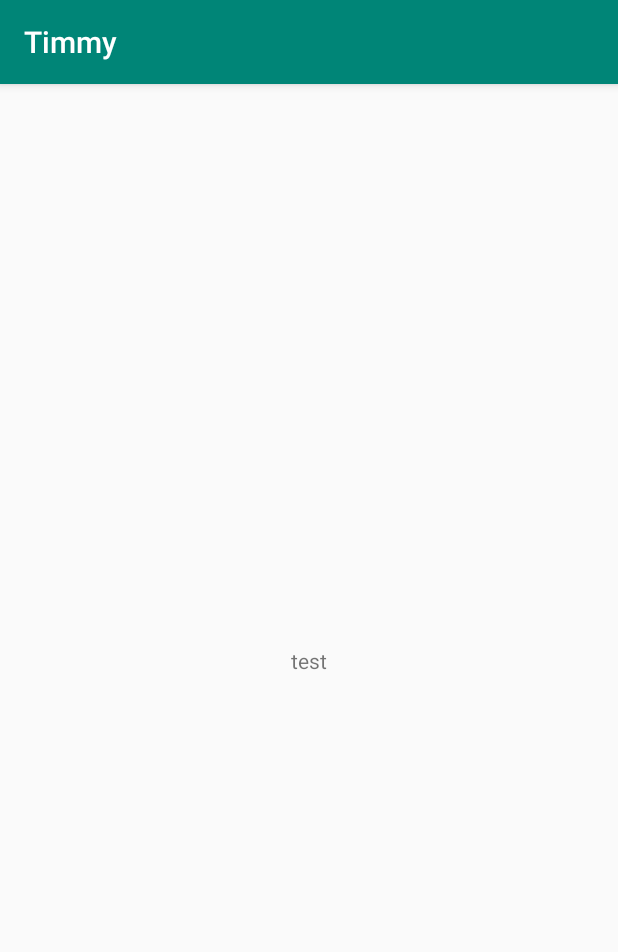
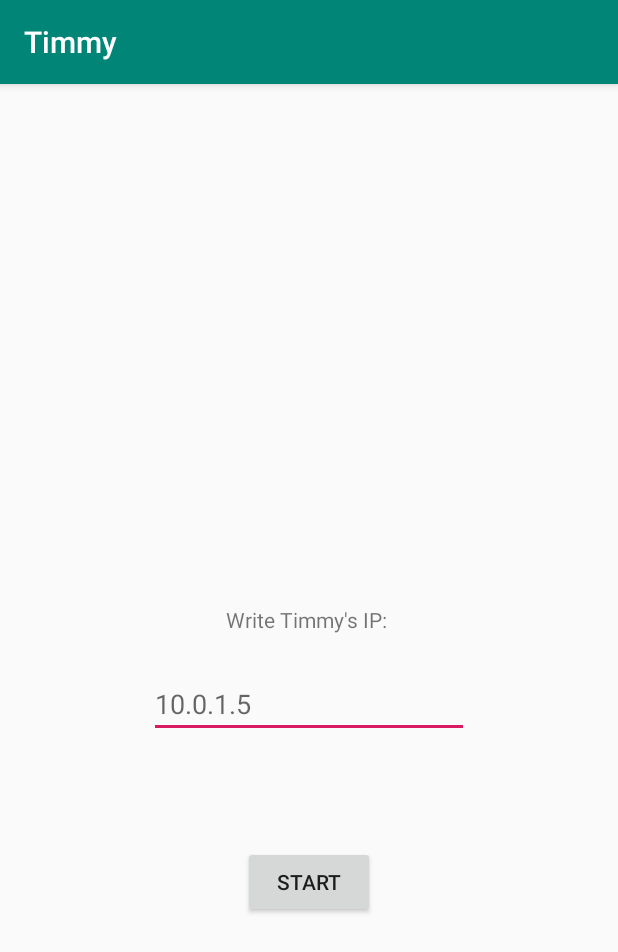
Before and after one commit to jserrats/timmy, an Android app: the screen it shows after launch (MainActivity), on a phone screen of 412 x 824 dp. Shown: the top 952 px of the screen. Run offline under Robolectric (Android 15) with nearby library versions, the phone set to English and light mode, and no system bars.

Commit message:
app is now functional

```diff
--- a/app/build.gradle
+++ b/app/build.gradle
@@ -22,6 +22,7 @@ dependencies {
     implementation fileTree(dir: 'libs', include: ['*.jar'])
     implementation 'com.android.support:appcompat-v7:28.0.0'
     implementation 'com.android.support.constraint:constraint-layout:1.1.3'
+    implementation 'com.android.support:design:28.0.0'
     testImplementation 'junit:junit:4.12'
     androidTestImplementation 'com.android.support.test:runner:1.0.2'
     androidTestImplementation 'com.android.support.test.espresso:espresso-core:3.0.2'
--- a/app/src/main/java/com/example/timmy/MainActivity.java
+++ /dev/null
@@ -1,48 +0,0 @@
-package com.example.timmy;
-
-import android.support.v7.app.AppCompatActivity;
-import android.os.Bundle;
-import android.util.Log;
-import android.view.MotionEvent;
-import android.widget.TextView;
-
-import java.io.IOException;
-
-
-public class MainActivity extends AppCompatActivity {
-
-    TextView textView;
-    RCSocket rcSocket;
-
-    @Override
-    protected void onCreate(Bundle savedInstanceState) {
-        super.onCreate(savedInstanceState);
-        setContentView(R.layout.activity_main);
-        textView = findViewById(R.id.display);
-        try {
-            rcSocket = new RCSocket();
-        } catch (IOException e) {
-            e.printStackTrace();
-        }
-
-        new TimmyUpdater().execute(rcSocket);
-
-    }
-
-    @Override
-    public boolean onGenericMotionEvent(MotionEvent event) {
-        String info = "LY: " + Float.toString(event.getY()) + "\nRY: " + Float.toString(event.getAxisValue(MotionEvent.AXIS_RZ));
-        textView.setText(info);
-        new TimmyUpdater().execute(rcSocket);
-        return super.onGenericMotionEvent(event);
-    }
-
-   // private void updateUI()
-/*
-
-    private byte[] filterInput(float input) {
-        if (input == 0){
-
-        }
-    }*/
-}
--- a/app/src/main/java/com/example/timmy/RCSocket.java
+++ /dev/null
@@ -1,35 +0,0 @@
-package com.example.timmy;
-
-import java.io.IOException;
-import java.net.*;
-
-import android.util.Log;
-
-public class RCSocket {
-
-    private DatagramSocket socket;
-    private InetAddress ip;
-    private final int port = 1234;
-
-
-    public RCSocket() throws SocketException, UnknownHostException {
-        socket = new DatagramSocket();
-        ip = InetAddress.getByName("10.0.1.15");
-        //ip = InetAddress.getByName("10.0.0.2");
-    }
-
-    public void send_info(byte[] info) throws IOException {
-        socket.send(new DatagramPacket(info, 100, ip, port));
-        Log.d("important", "info sent");
-    }
-
-
-    /*
-     * Each update sent contains 4 bytes.
-     * RY forward
-     * RY backward
-     * LY forward
-     * LY backward
-     *
-     * */
-}
--- a/app/src/main/java/com/example/timmy/TimmyUpdater.java
+++ /dev/null
@@ -1,42 +0,0 @@
-package com.example.timmy;
-
-import android.os.AsyncTask;
-import android.support.v4.content.res.TypedArrayUtils;
-
-import java.io.IOException;
-import java.util.Arrays;
-
-public class TimmyUpdater extends AsyncTask<RCSocket, Void, Void> {
-
-
-    @Override
-    protected void onPreExecute() {
-        super.onPreExecute();
-
-    }
-
-    @Override
-    protected Void doInBackground(RCSocket... rcSocket) {
-        try {
-            //byte[] test = new byte[]{(byte) 'a', (byte) 'a', (byte) 'a', (byte) 'b'};
-            // byte[] test = new byte[]{(byte) 0xFF, 0, (byte) 0xFF, 0};
-            byte[] packet = new byte[100];
-            Arrays.fill(packet, (byte) 0);
-
-            packet[0] = (byte)0xFF;
-            packet[1] = (byte)0x00;
-            packet[2] = (byte)0xFF;
-            packet[3] = (byte)0x00;
-
-            rcSocket[0].send_info(packet);
-        } catch (IOException e) {
-            e.printStackTrace();
-        }
-        return null;
-    }
-
-    @Override
-    protected void onPostExecute(Void result) {
-        super.onPostExecute(result);
-    }
-}
--- /dev/null
+++ b/app/src/main/java/xyz/jserrats/timmy/MainActivity.java
@@ -0,0 +1,36 @@
+package xyz.jserrats.timmy;
+
+import android.content.Intent;
+import android.support.v7.app.AppCompatActivity;
+import android.os.Bundle;
+import android.view.View;
+import android.widget.Button;
+import android.widget.TextView;
+
+import com.example.timmy.R;
+
+
+public class MainActivity extends AppCompatActivity {
+
+    Button button;
+    TextView timmyIp;
+
+
+    @Override
+    protected void onCreate(Bundle savedInstanceState) {
+        super.onCreate(savedInstanceState);
+
+        setContentView(R.layout.activity_main);
+
+        timmyIp = findViewById(R.id.timmyIp);
+        button = findViewById(R.id.test);
+    }
+
+    protected void startDriving(View view) {
+        String ip= timmyIp.getText().toString();
+        Intent intent = new Intent(this, DriveActivity.class);
+        intent.putExtra("ip", ip);
+        startActivity(intent);
+    }
+
+}
--- a/app/src/main/res/layout/activity_main.xml
+++ b/app/src/main/res/layout/activity_main.xml
@@ -4,16 +4,40 @@
     xmlns:tools="http://schemas.android.com/tools"
     android:layout_width="match_parent"
     android:layout_height="match_parent"
-    tools:context=".MainActivity">
+    tools:context="xyz.jserrats.timmy.MainActivity">
+
+    <Button
+        android:id="@+id/test"
+        android:layout_width="wrap_content"
+        android:layout_height="wrap_content"
+        android:layout_marginBottom="212dp"
+        android:onClick="startDriving"
+        android:text="start"
+        app:layout_constraintBottom_toBottomOf="parent"
+        app:layout_constraintEnd_toEndOf="parent"
+        app:layout_constraintHorizontal_bias="0.5"
+        app:layout_constraintStart_toStartOf="parent" />
+
+    <EditText
+        android:id="@+id/timmyIp"
+        android:layout_width="wrap_content"
+        android:layout_height="wrap_content"
+        android:layout_marginBottom="72dp"
+        android:ems="10"
+        android:hint="10.0.1.5"
+        android:inputType="textPersonName"
+        app:layout_constraintBottom_toTopOf="@+id/test"
+        app:layout_constraintEnd_toEndOf="parent"
+        app:layout_constraintStart_toStartOf="parent" />
 
     <TextView
-        android:id="@+id/display"
+        android:id="@+id/instructions"
         android:layout_width="wrap_content"
         android:layout_height="wrap_content"
-        android:text="test"
-        app:layout_constraintBottom_toBottomOf="parent"
-        app:layout_constraintLeft_toLeftOf="parent"
-        app:layout_constraintRight_toRightOf="parent"
-        app:layout_constraintTop_toTopOf="parent" />
+        android:layout_marginBottom="24dp"
+        android:text="Write Timmy's IP: "
+        app:layout_constraintBottom_toTopOf="@+id/timmyIp"
+        app:layout_constraintEnd_toEndOf="parent"
+        app:layout_constraintStart_toStartOf="parent" />
 
 </android.support.constraint.ConstraintLayout>
--- /dev/null
+++ b/app/src/main/res/values/dimens.xml
@@ -0,0 +1,3 @@
+<resources>
+    <dimen name="fab_margin">16dp</dimen>
+</resources>
--- a/app/src/main/res/values/strings.xml
+++ b/app/src/main/res/values/strings.xml
@@ -1,3 +1,4 @@
 <resources>
     <string name="app_name">Timmy</string>
+    <string name="title_activity_drive">DriveActivity</string>
 </resources>
--- a/build.gradle
+++ b/build.gradle
@@ -7,7 +7,7 @@ buildscript {
 
     }
     dependencies {
-        classpath 'com.android.tools.build:gradle:3.4.0'
+        classpath 'com.android.tools.build:gradle:3.4.2'
 
         // NOTE: Do not place your application dependencies here; they belong
         // in the individual module build.gradle files
```
Also changed, not shown: app/src/main/AndroidManifest.xml (+13 -3 lines), app/src/main/java/xyz/jserrats/timmy/DriveActivity.java (added, +171 -0 lines), app/src/main/java/xyz/jserrats/timmy/network/RCPacket.java (added, +44 -0 lines), app/src/main/java/xyz/jserrats/timmy/network/RCSocket.java (added, +25 -0 lines), app/src/main/res/layout/activity_drive.xml (added, +30 -0 lines), app/src/main/res/values/styles.xml (+9 -0 lines), 4 other files.
